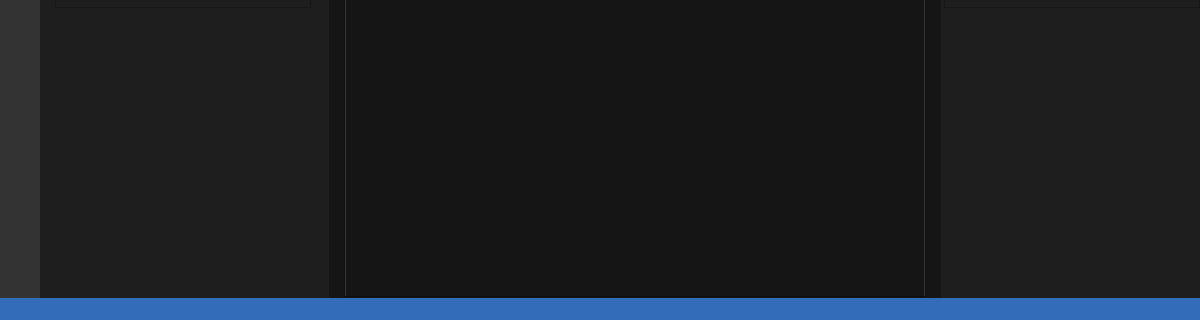
danieljiang520/UMTRI_3DGUI, file viewer_gui.ui: the form before one commit; both pictures show x 0 to 1200 and y 380 to 700 of the 1200 by 700 pixel window.
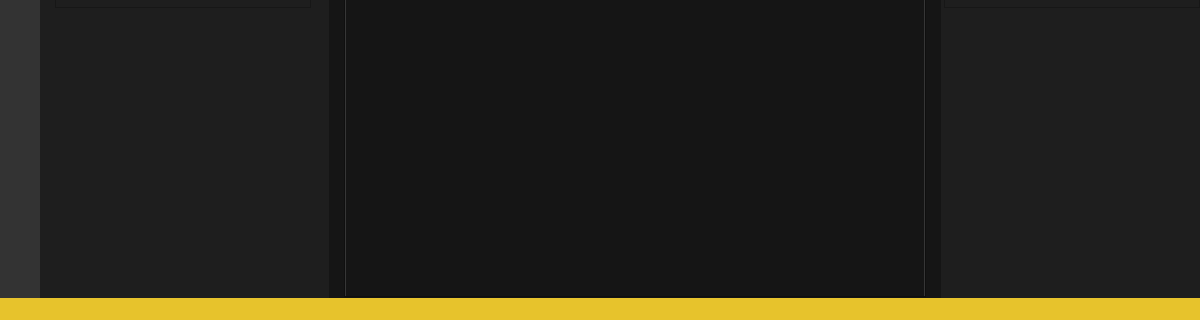
The form after the commit. Icons and pictures are not drawn.

What changed in the file:
```diff
--- a/viewer_gui.ui
+++ b/viewer_gui.ui
@@ -521,7 +521,7 @@
   </widget>
   <widget class="QStatusBar" name="statusBar">
    <property name="styleSheet">
-    <string notr="true">background-color: rgb(51, 109, 186);</string>
+    <string notr="true">background-color: rgb(231, 195, 44);</string>
    </property>
   </widget>
   <widget class="QToolBar" name="toolBar">
```
Left out of the diff: 102 changed lines with no effect on the pictures.
